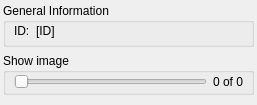
Qt form glDisplay/dockWidgetGLDisplay.ui (itom-project/plugins) before a commit.
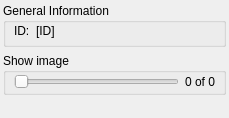
The same form after that commit.

Commit message: ui files of plugins (letters A-H) adapted to high-dpi displays

Patch:
```diff
--- a/glDisplay/dockWidgetGLDisplay.ui
+++ b/glDisplay/dockWidgetGLDisplay.ui
@@ -6,16 +6,10 @@
    <rect>
     <x>0</x>
     <y>0</y>
-    <width>257</width>
-    <height>105</height>
+    <width>229</width>
+    <height>118</height>
    </rect>
   </property>
-  <property name="minimumSize">
-   <size>
-    <width>180</width>
-    <height>91</height>
-   </size>
-  </property>
   <property name="windowTitle">
    <string>Form</string>
   </property>
```
Left out of the diff: 11 changed lines with no effect on the pictures. The commit also changes 32 other files.
